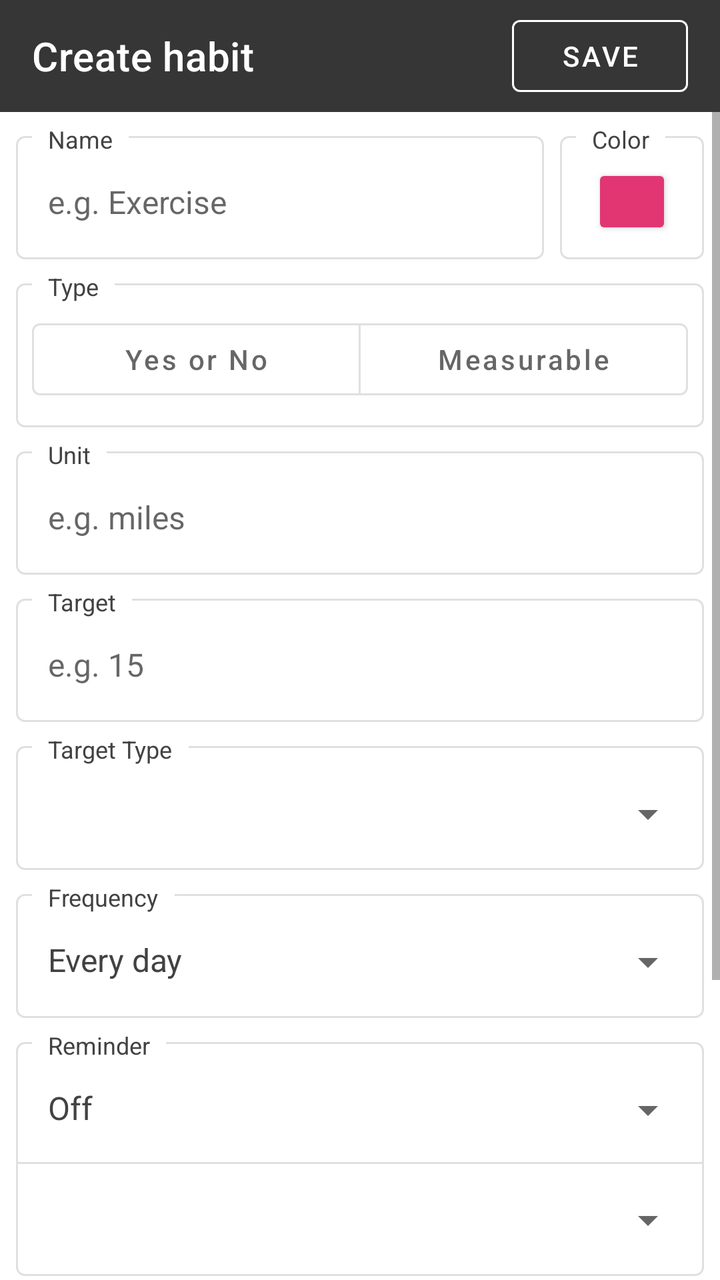
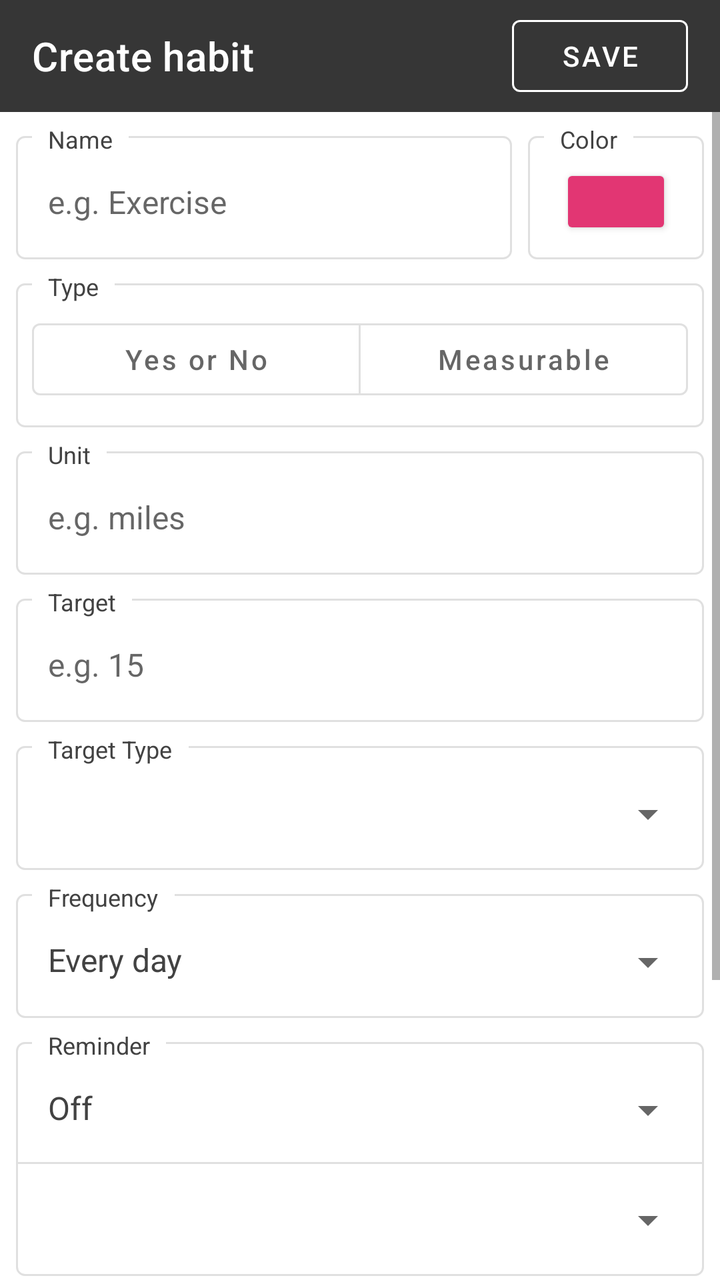

An Android layout rendered at two revisions. The XML below is the earlier revision; the diff shows what the commit changed to produce the second picture.
<!-- AndroidManifest.xml: application theme AppBaseTheme -->
<!-- res/layout/activity_edit_habit.xml -->
<?xml version="1.0" encoding="utf-8"?>
<LinearLayout
    xmlns:android="http://schemas.android.com/apk/res/android"
    xmlns:app="http://schemas.android.com/apk/res-auto"
    xmlns:tools="http://schemas.android.com/tools"
    android:layout_width="match_parent"
    android:layout_height="match_parent"
    android:background="?attr/contrast0"
    android:fitsSystemWindows="true"
    android:orientation="vertical"
    tools:context=".activities.habits.edit.EditHabitActivity">

    <com.google.android.material.appbar.AppBarLayout
        android:layout_width="match_parent"
        android:layout_height="wrap_content">

        <androidx.appcompat.widget.Toolbar
            android:id="@+id/toolbar"
            android:layout_width="match_parent"
            android:layout_height="wrap_content"
            android:background="?attr/colorPrimary"
            android:elevation="2dp"
            android:gravity="end"
            android:minHeight="?attr/actionBarSize"
            android:theme="@style/ThemeOverlay.AppCompat.Dark.ActionBar"
            app:title="@string/create_habit"
            app:titleTextColor="@color/white">

            <com.google.android.material.button.MaterialButton
                android:id="@+id/buttonSave"
                style="@style/Widget.MaterialComponents.Button.OutlinedButton"
                android:layout_width="wrap_content"
                android:layout_height="wrap_content"
                android:layout_gravity="end"
                android:layout_marginEnd="16dp"
                android:text="@string/save"
                android:textColor="@color/white"
                app:rippleColor="@color/white"
                app:strokeColor="@color/white" />
        </androidx.appcompat.widget.Toolbar>

    </com.google.android.material.appbar.AppBarLayout>

    <ScrollView
        android:layout_width="match_parent"
        android:layout_height="0dp"
        android:layout_weight="1"
        app:layout_behavior="@string/appbar_scrolling_view_behavior"
        android:background="?attr/contrast0">

        <LinearLayout
            android:layout_width="match_parent"
            android:layout_height="wrap_content"
            android:orientation="vertical"
            android:paddingTop="8dp"
            android:paddingLeft="4dp"
            android:paddingRight="4dp">

            
            <LinearLayout
                android:layout_width="match_parent"
                android:layout_height="wrap_content"
                android:orientation="horizontal"
                android:baselineAligned="false">

                
                <FrameLayout
                    style="@style/FormOuterBox"
                    android:layout_width="0dp"
                    android:layout_weight="1">
                    <LinearLayout style="@style/FormInnerBox">
                        <TextView
                            style="@style/FormLabel"
                            android:labelFor="@id/nameInput"
                            android:text="@string/name" />
                        <EditText
                            android:id="@+id/nameInput"
                            style="@style/FormInput"
                            android:maxLines="1"
                            android:inputType="textCapSentences"
                            android:hint="@string/yes_or_no_short_example"
                            />
                    </LinearLayout>
                </FrameLayout>

                
                <FrameLayout
                    style="@style/FormOuterBox"
                    android:layout_width="80dp"
                    android:layout_height="match_parent">
                    <LinearLayout style="@style/FormInnerBox">
                        <TextView
                            style="@style/FormLabel"
                            android:text="@string/color" />
                        <androidx.appcompat.widget.AppCompatButton
                            android:id="@+id/colorButton"
                            android:layout_width="match_parent"
                            android:layout_height="match_parent"
                            android:layout_marginLeft="16dp"
                            android:layout_marginTop="8dp"
                            android:layout_marginRight="16dp"
                            android:layout_marginBottom="8dp"
                            android:backgroundTint="#E23673" />

                    </LinearLayout>
                </FrameLayout>
            </LinearLayout>

            <FrameLayout
                android:id="@+id/typeOuterBox"
                style="@style/FormOuterBox">
                <LinearLayout style="@style/FormInnerBox">
                    <TextView
                        style="@style/FormLabel"
                        android:labelFor="@id/typeToggle"
                        android:text="@string/habit_type" />

                    <com.google.android.material.button.MaterialButtonToggleGroup
                        android:id="@+id/typeToggle"
                        android:layout_width="match_parent"
                        android:layout_height="wrap_content"
                        android:layout_margin="8dp"
                        android:saveEnabled="false"
                        app:singleSelection="true"
                        app:selectionRequired="true">

                        <com.google.android.material.button.MaterialButton
                            android:id="@+id/typeYesNo"
                            style="@style/Widget.MaterialComponents.Button.OutlinedButton"
                            android:layout_width="0dp"
                            android:layout_height="wrap_content"
                            android:layout_weight="1"
                            android:minHeight="48dp"
                            android:saveEnabled="false"
                            android:text="@string/yes_or_no"
                            android:textAllCaps="false" />

                        <com.google.android.material.button.MaterialButton
                            android:id="@+id/typeMeasurable"
                            style="@style/Widget.MaterialComponents.Button.OutlinedButton"
                            android:layout_width="0dp"
                            android:layout_height="wrap_content"
                            android:layout_weight="1"
                            android:minHeight="48dp"
                            android:saveEnabled="false"
                            android:text="@string/measurable"
                            android:textAllCaps="false" />
                    </com.google.android.material.button.MaterialButtonToggleGroup>
                </LinearLayout>
            </FrameLayout>

            
            <FrameLayout
                android:id="@+id/unitOuterBox"
                style="@style/FormOuterBox">
                <LinearLayout style="@style/FormInnerBox">
                    <TextView
                        style="@style/FormLabel"
                        android:labelFor="@id/unitInput"
                        android:text="@string/unit" />
                    <EditText
                        style="@style/FormInput"
                        android:id="@+id/unitInput"
                        android:maxLines="1"
                        android:ems="10"
                        android:hint="@string/measurable_units_example"/>
                </LinearLayout>
            </FrameLayout>

            <FrameLayout
                android:id="@+id/targetOuterBox"
                style="@style/FormOuterBox">
                <LinearLayout style="@style/FormInnerBox">
                    <TextView
                        style="@style/FormLabel"
                        android:labelFor="@id/targetInput"
                        android:text="@string/target" />
                    <EditText
                        style="@style/FormInput"
                        android:id="@+id/targetInput"
                        android:maxLines="1"
                        android:inputType="numberDecimal"
                        android:hint="@string/example_target"/>
                </LinearLayout>
            </FrameLayout>

            <FrameLayout
                android:id="@+id/targetTypeOuterBox"
                style="@style/FormOuterBox">
                <LinearLayout style="@style/FormInnerBox">
                    <TextView
                        style="@style/FormLabel"
                        android:labelFor="@id/targetTypePicker"
                        android:text="@string/target_type" />
                    <TextView
                        style="@style/FormDropdown"
                        android:id="@+id/targetTypePicker"
                        android:textColor="?attr/contrast100"
                        />
                </LinearLayout>
            </FrameLayout>

            
            <FrameLayout
                android:id="@+id/frequencyOuterBox"
                style="@style/FormOuterBox">
                <LinearLayout style="@style/FormInnerBox">
                    <TextView
                        style="@style/FormLabel"
                        android:labelFor="@id/boolean_frequency_picker"
                        android:text="@string/frequency" />
                    <TextView
                        style="@style/FormDropdown"
                        android:id="@+id/boolean_frequency_picker"
                        android:text="@string/every_day" />
                </LinearLayout>
            </FrameLayout>


            
            <FrameLayout style="@style/FormOuterBox">
                <LinearLayout style="@style/FormInnerBox">
                    <TextView
                        style="@style/FormLabel"
                        android:labelFor="@id/reminderTimePicker"
                        android:text="@string/reminder" />

                    <TextView
                        style="@style/FormDropdown"
                        android:id="@+id/reminderTimePicker"
                        android:text="@string/reminder_off" />

                    <View
                        style="@style/FormDivider"
                        android:id="@+id/reminderDivider"/>

                    <TextView
                        style="@style/FormDropdown"
                        android:id="@+id/reminderDatePicker"
                        android:text="" />
                </LinearLayout>
            </FrameLayout>


            <FrameLayout style="@style/FormOuterBox">
                <LinearLayout style="@style/FormInnerBox">
                    <TextView
                        style="@style/FormLabel"
                        android:labelFor="@id/sectionPicker"
                        android:text="@string/habit_section" />

                    <TextView
                        android:id="@+id/sectionPicker"
                        style="@style/FormDropdown" />
                </LinearLayout>
            </FrameLayout>

            <FrameLayout style="@style/FormOuterBox">
                <LinearLayout style="@style/FormInnerBox">
                    <TextView
                        style="@style/FormLabel"
                        android:labelFor="@id/tagsPicker"
                        android:text="@string/habit_tags" />

                    <TextView
                        android:id="@+id/tagsPicker"
                        style="@style/FormDropdown"
                        android:focusable="true"
                        android:hint="@string/habit_tags_none" />
                </LinearLayout>
            </FrameLayout>

            <androidx.appcompat.widget.AppCompatButton
                android:id="@+id/moreToggle"
                android:layout_width="match_parent"
                android:layout_height="wrap_content"
                android:minHeight="48dp"
                android:gravity="center"
                android:padding="12dp"
                android:background="?attr/selectableItemBackground"
                android:clickable="true"
                android:focusable="true"
                android:stateListAnimator="@null"
                android:textAllCaps="false"
                android:text="@string/more_options"
                android:textColor="?attr/contrast60"
                android:textSize="@dimen/smallerTextSize" />

            <LinearLayout
                android:id="@+id/moreGroup"
                android:layout_width="match_parent"
                android:layout_height="wrap_content"
                android:orientation="vertical"
                android:visibility="gone">

                <FrameLayout style="@style/FormOuterBox">
                    <LinearLayout style="@style/FormInnerBox">
                        <TextView
                            style="@style/FormLabel"
                            android:labelFor="@id/questionInput"
                            android:text="@string/question" />
                        <EditText
                            android:id="@+id/questionInput"
                            style="@style/FormInput"
                            android:inputType="textCapSentences|textMultiLine"
                            android:hint="@string/example_question_boolean" />
                    </LinearLayout>
                </FrameLayout>

                <FrameLayout style="@style/FormOuterBox">
                    <LinearLayout style="@style/FormInnerBox">
                        <TextView
                            style="@style/FormLabel"
                            android:labelFor="@id/notesInput"
                            android:text="@string/notes" />
                        <EditText
                            android:id="@+id/notesInput"
                            style="@style/FormInput"
                            android:inputType="textCapSentences|textMultiLine"
                            android:hint="@string/example_notes" />
                    </LinearLayout>
                </FrameLayout>
            </LinearLayout>
        </LinearLayout>
    </ScrollView>

</LinearLayout>
<!-- resources referenced by this layout -->
<resources>
  <color name="white">#ffffff</color>
  <dimen name="smallerTextSize">12sp</dimen>
  <string name="color">Color</string>
  <string name="create_habit">Create habit</string>
  <string name="every_day">Every day</string>
  <string name="example_notes">(Optional)</string>
  <string name="example_question_boolean">e.g. Did you exercise today?</string>
  <string name="example_target">e.g. 15</string>
  <string name="frequency">Frequency</string>
  <string name="habit_section">Section</string>
  <string name="habit_tags">Tags</string>
  <string name="habit_tags_none">None</string>
  <string name="habit_type">Type</string>
  <string name="measurable">Measurable</string>
  <string name="measurable_units_example">e.g. miles</string>
  <string name="more_options">More options</string>
  <string name="name">Name</string>
  <string name="notes">Notes</string>
  <string name="question">Question</string>
  <string name="reminder">Reminder</string>
  <string name="reminder_off">Off</string>
  <string name="save">Save</string>
  <string name="target">Target</string>
  <string name="target_type">Target Type</string>
  <string name="unit">Unit</string>
  <string name="yes_or_no">Yes or No</string>
  <string name="yes_or_no_short_example">e.g. Exercise</string>
  <style name="FormDivider">
          <item name="android:layout_width">match_parent</item>
          <item name="android:layout_height">1dp</item>
          <item name="android:background">?attr/contrast20</item>
      </style>
  <style name="FormInnerBox">
          <item name="android:background">@drawable/bg_input_group</item>
          <item name="android:clipChildren">false</item>
          <item name="android:clipToPadding">false</item>
          <item name="android:orientation">vertical</item>
          <item name="android:layout_width">match_parent</item>
          <item name="android:layout_height">match_parent</item>
      </style>
  <!-- drawable ic_arrow_drop_down_dark (drawable) -->
  <vector xmlns:android="http://schemas.android.com/apk/res/android"
          android:width="24dp"
          android:height="24dp"
          android:viewportWidth="24.0"
          android:viewportHeight="24.0">
      <path
          android:fillColor="?attr/contrast60"
          android:pathData="M7,10l5,5 5,-5z"/>
  </vector>
  <dimen name="regularTextSize">16sp</dimen>
  <!-- drawable bg_input_group (drawable) -->
  <?xml version="1.0" encoding="UTF-8"?>
  <shape xmlns:android="http://schemas.android.com/apk/res/android">
      <solid android:color="?attr/contrast0"/>
      <stroke android:width="1dp" android:color="?attr/contrast20" />
      <corners android:radius="4dp"/>
      <padding
              android:left="0dp"
              android:top="8dp"
              android:right="0dp"
              android:bottom="0dp" />
  </shape>
  <color name="transparent">#00000000</color>
  <color name="blue_800">#1565C0</color>
  <color name="grey_700">#616161</color>
  <color name="grey_800">#424242</color>
  <color name="grey_50">#FAFAFA</color>
  <color name="grey_200">#EEEEEE</color>
  <color name="grey_100">#F5F5F5</color>
  <color name="grey_300">#E0E0E0</color>
  <color name="grey_550">#8A8A8A</color>
  <color name="grey_650">#666666</color>
  <style name="ScrollableRecyclerViewStyle" parent="android:Widget">
          <item name="android:scrollbars">vertical</item>
      </style>
  <!-- drawable selected_box (drawable) -->
  <?xml version="1.0" encoding="utf-8"?>
  <shape xmlns:android="http://schemas.android.com/apk/res/android" android:shape="rectangle" >
      <solid android:color="?highlightedBackgroundColor" />
      <stroke android:width="2dip" android:color="@color/grey_500"/>
  </shape>
  <color name="color_background">@color/grey_200</color>
  <color name="grey_500">#9E9E9E</color>
  <!-- unchanged entries left out for length: 16 -->
</resources>

<!-- the commit's change to res/layout/activity_edit_habit.xml (unified diff, before → after) -->
@@ -86,7 +86,7 @@
                 
                 <FrameLayout
                     style="@style/FormOuterBox"
-                    android:layout_width="80dp"
+                    android:layout_width="96dp"
                     android:layout_height="match_parent">
                     <LinearLayout style="@style/FormInnerBox">
                         <TextView
@@ -95,10 +95,12 @@
                         <androidx.appcompat.widget.AppCompatButton
                             android:id="@+id/colorButton"
                             android:layout_width="match_parent"
-                            android:layout_height="match_parent"
-                            android:layout_marginLeft="16dp"
+                            android:layout_height="wrap_content"
+                            android:minWidth="48dp"
+                            android:minHeight="52dp"
+                            android:layout_marginStart="16dp"
                             android:layout_marginTop="8dp"
-                            android:layout_marginRight="16dp"
+                            android:layout_marginEnd="16dp"
                             android:layout_marginBottom="8dp"
                             android:backgroundTint="#E23673" />
 
